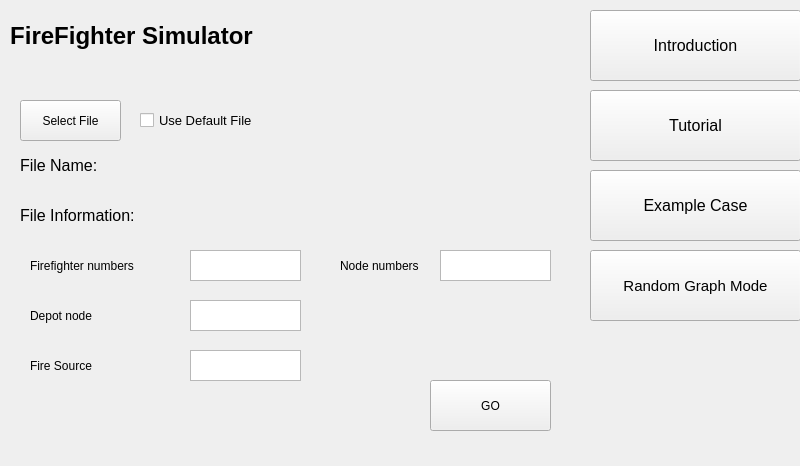
This is titleScreen.ui in pinanlee/FirefighterProblemSimulation as Qt 5 draws it before an edit. The edited form follows.
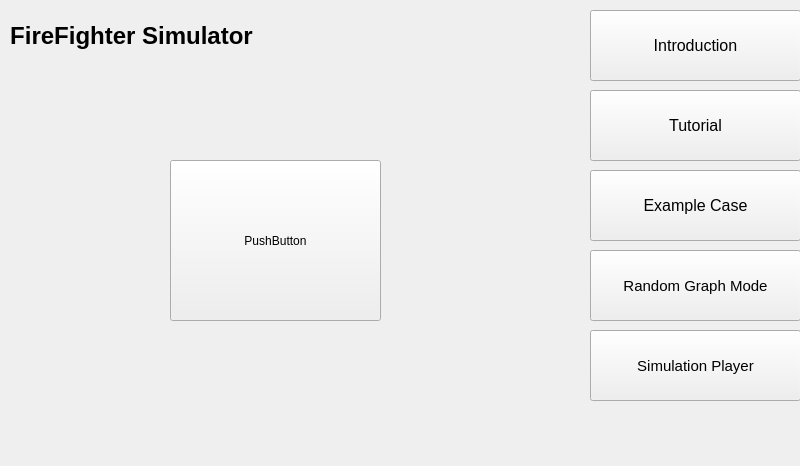
This is the edited form.

```diff
--- a/titleScreen.ui
+++ b/titleScreen.ui
@@ -107,6 +107,27 @@
       <string>Introduction</string>
      </property>
     </widget>
+    <widget class="QPushButton" name="button_simulation">
+     <property name="geometry">
+      <rect>
+       <x>0</x>
+       <y>330</y>
+       <width>211</width>
+       <height>71</height>
+      </rect>
+     </property>
+     <property name="font">
+      <font>
+       <family>Segoe UI</family>
+       <pointsize>11</pointsize>
+       <weight>50</weight>
+       <bold>false</bold>
+      </font>
+     </property>
+     <property name="text">
+      <string>Simulation Player</string>
+     </property>
+    </widget>
    </widget>
    <widget class="QWidget" name="widget_3" native="true">
     <property name="geometry">
@@ -183,7 +204,7 @@
       </rect>
      </property>
      <property name="currentIndex">
-      <number>3</number>
+      <number>4</number>
      </property>
      <widget class="QWidget" name="page">
       <widget class="QLabel" name="label_2">
@@ -452,6 +473,21 @@
        </property>
       </widget>
      </widget>
+     <widget class="QWidget" name="page_5">
+      <widget class="QPushButton" name="button_enter">
+       <property name="geometry">
+        <rect>
+         <x>160</x>
+         <y>90</y>
+         <width>211</width>
+         <height>161</height>
+        </rect>
+       </property>
+       <property name="text">
+        <string>PushButton</string>
+       </property>
+      </widget>
+     </widget>
     </widget>
    </widget>
   </widget>
```
